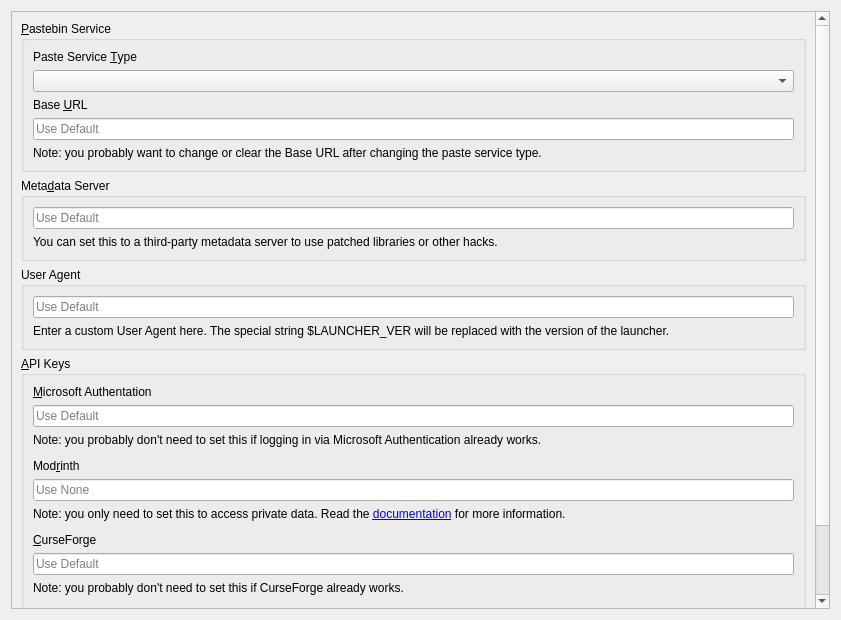
Before: the Qt Designer form launcher/ui/pages/global/APIPage.ui in FreesmTeam/FreesmLauncher, drawn with Qt 5.
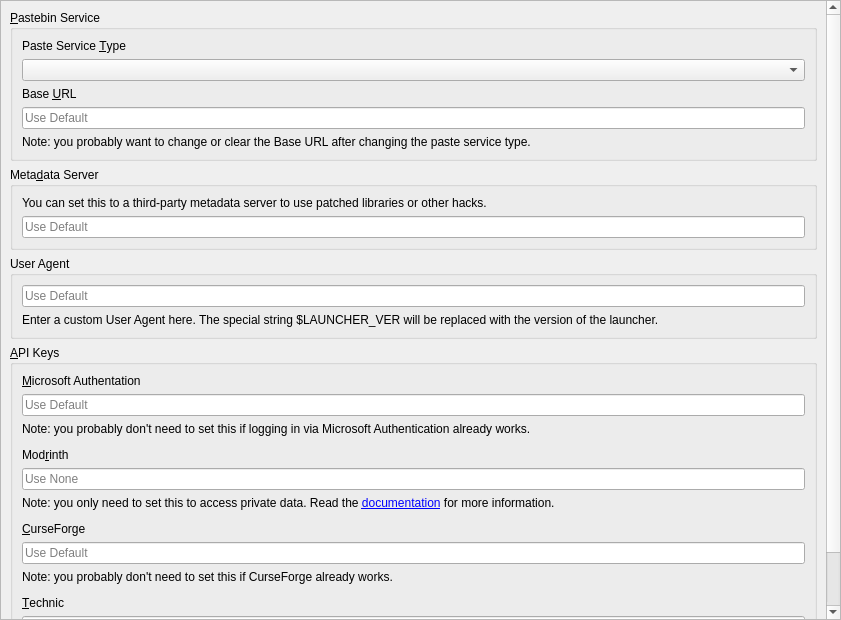
After: the same form once the commit is applied.

```diff
--- a/launcher/ui/pages/global/APIPage.ui
+++ b/launcher/ui/pages/global/APIPage.ui
@@ -11,6 +11,18 @@
    </rect>
   </property>
   <layout class="QVBoxLayout" name="verticalLayout_6">
+   <property name="leftMargin">
+    <number>0</number>
+   </property>
+   <property name="topMargin">
+    <number>0</number>
+   </property>
+   <property name="rightMargin">
+    <number>0</number>
+   </property>
+   <property name="bottomMargin">
+    <number>0</number>
+   </property>
    <item>
     <widget class="QScrollArea" name="scrollArea">
      <property name="widgetResizable">
@@ -21,7 +33,7 @@
        <rect>
         <x>0</x>
         <y>0</y>
-        <width>804</width>
+        <width>816</width>
         <height>832</height>
        </rect>
       </property>
@@ -84,13 +96,6 @@
           <string>Meta&amp;data Server</string>
          </property>
          <layout class="QVBoxLayout" name="verticalLayout_5">
-          <item>
-           <widget class="QLineEdit" name="metaURL">
-            <property name="placeholderText">
-             <string>Use Default</string>
-            </property>
-           </widget>
-          </item>
           <item>
            <widget class="QLabel" name="label_6">
             <property name="text">
@@ -107,6 +112,13 @@
             </property>
            </widget>
           </item>
+          <item>
+           <widget class="QLineEdit" name="metaURL">
+            <property name="placeholderText">
+             <string>Use Default</string>
+            </property>
+           </widget>
+          </item>
          </layout>
         </widget>
        </item>
```
